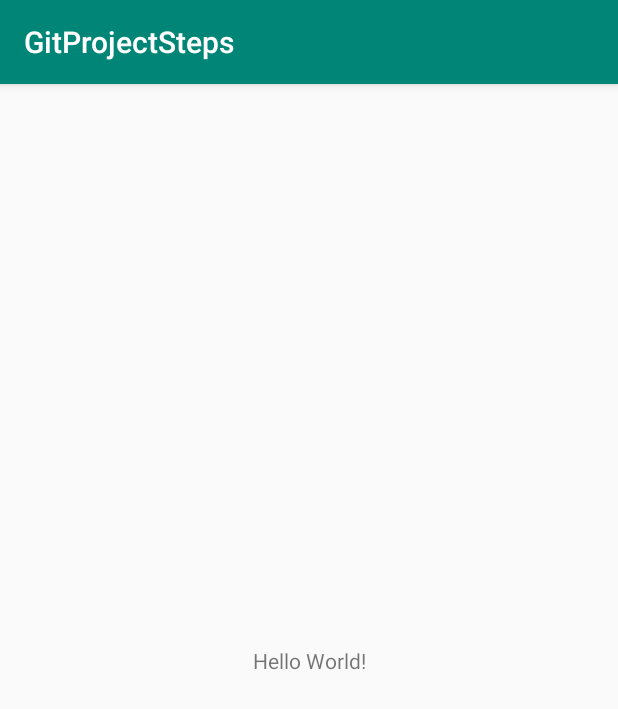
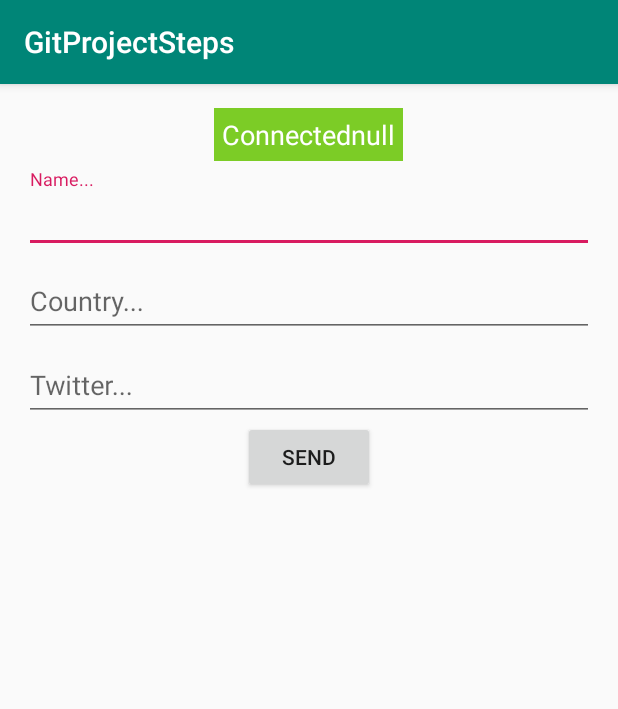
Before and after one commit to RoxanPopescu/GitProjectSteps, an Android app: the screen it shows after launch (MainActivity before the commit, SendPostJsonToServerMainActivity after it), on a phone screen of 412 x 824 dp. Shown: the top 709 px of the screen. Run offline under Robolectric (Android 15) with nearby library versions, the phone set to English and light mode, and no system bars.

Commit message:
Function: Send “POST” JSON Data to Server using HttpURLConnection and REST service

```diff
--- a/app/build.gradle
+++ b/app/build.gradle
@@ -4,7 +4,7 @@ android {
     compileSdkVersion 28
     defaultConfig {
         applicationId "ro.demo.castles.gitprojectsteps"
-        minSdkVersion 16
+        minSdkVersion 19
         targetSdkVersion 28
         versionCode 1
         versionName "1.0"
@@ -22,7 +22,11 @@ dependencies {
     implementation fileTree(dir: 'libs', include: ['*.jar'])
     implementation 'com.android.support:appcompat-v7:28.0.0'
     implementation 'com.android.support.constraint:constraint-layout:1.1.3'
+
+    //include Design Support Library to the dependencies,adds support for various material design components such as TextInputLayout
+    implementation 'com.android.support:design:28.0.0'
     testImplementation 'junit:junit:4.12'
     androidTestImplementation 'com.android.support.test:runner:1.0.2'
     androidTestImplementation 'com.android.support.test.espresso:espresso-core:3.0.2'
+    implementation 'com.android.support:support-v4:28.0.0'
 }
--- a/app/src/main/AndroidManifest.xml
+++ b/app/src/main/AndroidManifest.xml
@@ -1,6 +1,10 @@
 <?xml version="1.0" encoding="utf-8"?>
 <manifest xmlns:android="http://schemas.android.com/apk/res/android"
     package="ro.demo.castles.gitprojectsteps">
+
+    <uses-permission android:name="android.permission.INTERNET" />
+    <uses-permission android:name="android.permission.ACCESS_NETWORK_STATE" />
+
 
     <application
         android:allowBackup="true"
@@ -9,7 +13,7 @@
         android:roundIcon="@mipmap/ic_launcher_round"
         android:supportsRtl="true"
         android:theme="@style/AppTheme">
-        <activity android:name=".MainActivity">
+        <activity android:name=".SendPostJsonToServerMainActivity">
             <intent-filter>
                 <action android:name="android.intent.action.MAIN" />
 
--- /dev/null
+++ b/app/src/main/java/ro/demo/castles/gitprojectsteps/SendPostJsonToServerMainActivity.java
@@ -0,0 +1,169 @@
+package ro.demo.castles.gitprojectsteps;
+
+import android.content.Context;
+import android.net.ConnectivityManager;
+import android.net.NetworkInfo;
+import android.os.AsyncTask;
+import android.support.v7.app.AppCompatActivity;
+import android.os.Bundle;
+import android.util.Log;
+import android.view.View;
+import android.widget.EditText;
+import android.widget.TextView;
+import android.widget.Toast;
+
+import org.json.JSONException;
+import org.json.JSONObject;
+
+import java.io.BufferedWriter;
+import java.io.IOException;
+import java.io.OutputStream;
+import java.io.OutputStreamWriter;
+import java.net.HttpURLConnection;
+import java.net.URL;
+
+/*
+* Android | Send “POST” JSON Data to Server
+* HttpURLConnection client.
+* REST service http://hmkcode.appspot.com/jsonservlet
+*
+* In SendPostJsonToServerMainActivity we need to :
+* 1. check network connectivity
+* 2. create a separate thread to perform HTTP request using AsyncTask
+* 3. Build HTTP POST request
+*
+* Check link for results of post and log Info : http://hmkcode.appspot.com/post-json/index.html
+* */
+public class SendPostJsonToServerMainActivity extends AppCompatActivity {
+
+    TextView tvIsConnected;
+    EditText etName;
+    EditText etCountry;
+    EditText etTwitter;
+    TextView tvResult;
+
+
+    @Override
+    protected void onCreate(Bundle savedInstanceState) {
+        super.onCreate(savedInstanceState);
+        setContentView(R.layout.activity_main);
+
+        tvIsConnected = findViewById(R.id.tvIsConnected);
+        etName   = findViewById(R.id.etName);
+        etCountry= findViewById(R.id.etCountry);
+        etTwitter= findViewById(R.id.etTwitter);
+        tvResult = findViewById(R.id.tvResult);
+
+        checkNetworkConnection();
+
+    }
+    public void send(View view){
+        Toast.makeText(this,"Clicked",Toast.LENGTH_SHORT).show();
+
+        //perform HTTP POST request
+        if(checkNetworkConnection()){
+            new HTTPAsyncTask().execute("http://hmkcode.appspot.com/jsonservlet");
+        }else{
+            Toast.makeText(this,"Not Connected",Toast.LENGTH_SHORT).show();
+        }
+    }
+
+    public boolean checkNetworkConnection(){
+
+        ConnectivityManager connectivityManager =(ConnectivityManager) getSystemService(Context.CONNECTIVITY_SERVICE);
+        NetworkInfo networkInfo =  connectivityManager.getActiveNetworkInfo();
+        boolean isConnected = false;
+
+        if(networkInfo != null && (isConnected = networkInfo.isConnected())){
+            // show "Connected" & type of networks "Wifi or Mobile"
+            tvIsConnected.setText("Connected"+networkInfo.getTypeName());
+
+            //change background color to red
+            tvIsConnected.setBackgroundColor(0xFF7CCC26);
+        }else{
+            // show Not Connected
+            tvIsConnected.setText("Not Connected");
+
+            //change background color to green
+            tvIsConnected.setBackgroundColor(0xFFFF0000);
+        }
+
+        return isConnected;
+    }
+
+    private String httpPost(String myUrl) throws IOException,JSONException{
+
+        String result = "";
+        URL url = new URL(myUrl);
+
+        // 1. create the HttpURLConnection
+        HttpURLConnection conn = (HttpURLConnection) url.openConnection();
+        conn.setRequestMethod("POST");
+        conn.setRequestProperty("Content-Type","application/json; charset=utf-8");
+
+        //2. build JSON object
+        JSONObject jsonObject = buildJsonObject();
+
+        //3. add JSON content to POST request body
+        setPostRequestContent(conn,jsonObject);
+
+        //4. make POST request to the given URL
+        conn.connect();
+
+        //5. return response message
+
+        return  conn.getResponseMessage()+"";
+
+    }
+    private void setPostRequestContent(HttpURLConnection conn, JSONObject jsonObject) throws IOException{
+        OutputStream os = conn.getOutputStream();
+        BufferedWriter writer= new BufferedWriter(new OutputStreamWriter(os,"UTF-8"));
+        writer.write(jsonObject.toString());
+        Log.i(SendPostJsonToServerMainActivity.class.toString(),jsonObject.toString());
+        writer.flush();
+        writer.close();
+        os.close();
+
+    }
+
+    private JSONObject buildJsonObject() throws JSONException {
+
+        JSONObject jsonObject = new JSONObject();
+        jsonObject.accumulate("name",etName.getText().toString());
+        jsonObject.accumulate("country",etCountry.getText().toString());
+        jsonObject.accumulate("twitter",etTwitter.getText().toString());
+
+        return jsonObject;
+    }
+    //create a separate thread to perform HTTP request using AsyncTask
+    private class HTTPAsyncTask extends AsyncTask<String,Void,String> {
+
+        @Override
+        protected String doInBackground(String... urls) {
+            // params come from the execute() call: params[0] is the url
+
+            try {
+
+                try {
+                    return httpPost(urls[0]);
+                }catch (JSONException e) {
+                    e.printStackTrace();
+                    return "Error!";
+                }
+            }catch (IOException e) {
+                    return "Unable to retrieve web page. URL may be invalid.";
+            }
+        }
+
+
+
+        @Override
+        protected void onPostExecute(String result) {
+            tvResult.setText(result);
+
+        }
+    }
+
+
+
+}
--- a/app/src/main/res/layout/activity_main.xml
+++ b/app/src/main/res/layout/activity_main.xml
@@ -1,18 +1,80 @@
 <?xml version="1.0" encoding="utf-8"?>
-<android.support.constraint.ConstraintLayout xmlns:android="http://schemas.android.com/apk/res/android"
-    xmlns:app="http://schemas.android.com/apk/res-auto"
+<LinearLayout xmlns:android="http://schemas.android.com/apk/res/android"
     xmlns:tools="http://schemas.android.com/tools"
     android:layout_width="match_parent"
     android:layout_height="match_parent"
-    tools:context=".MainActivity">
+    android:orientation="vertical"
+    android:paddingLeft="@dimen/activity_horizontal_margin"
+    android:paddingTop="@dimen/activity_vertical_margin"
+    android:paddingRight="@dimen/activity_horizontal_margin"
+    android:paddingBottom="@dimen/activity_vertical_margin"
+    tools:context=".SendPostJsonToServerMainActivity">
 
     <TextView
+        android:id="@+id/tvIsConnected"
         android:layout_width="wrap_content"
         android:layout_height="wrap_content"
-        android:text="Hello World!"
-        app:layout_constraintBottom_toBottomOf="parent"
-        app:layout_constraintLeft_toLeftOf="parent"
-        app:layout_constraintRight_toRightOf="parent"
-        app:layout_constraintTop_toTopOf="parent" />
+        android:layout_gravity="center"
+        android:layout_marginBottom="5dp"
+        android:background="#FF0000"
+        android:padding="5dp"
+        android:text="@string/tv_is_connected"
+        android:textColor="#FFF"
+        android:textSize="18dp" />
 
-</android.support.constraint.ConstraintLayout>
+    <android.support.design.widget.TextInputLayout
+        android:id="@+id/tilName"
+        android:layout_width="fill_parent"
+        android:layout_height="wrap_content" >
+        <EditText
+            android:id="@+id/etName"
+            android:layout_width="fill_parent"
+            android:layout_height="wrap_content"
+            android:hint="@string/edittext_name"/>
+    </android.support.design.widget.TextInputLayout>
+
+    <android.support.design.widget.TextInputLayout
+        android:id="@+id/tilCountry"
+        android:layout_width="fill_parent"
+        android:layout_height="wrap_content">
+
+        <EditText
+            android:id="@+id/etCountry"
+            android:layout_width="fill_parent"
+            android:layout_height="wrap_content"
+            android:hint="@string/edittext_country"/>
+    </android.support.design.widget.TextInputLayout>
+
+
+    <android.support.design.widget.TextInputLayout
+        android:id="@+id/tilTwitter"
+        android:layout_width="fill_parent"
+        android:layout_height="wrap_content">
+
+        <EditText
+            android:id="@+id/etTwitter"
+            android:layout_width="fill_parent"
+            android:layout_height="wrap_content"
+            android:hint="@string/edittext_twitter"/>
+    </android.support.design.widget.TextInputLayout>
+
+    <Button
+        android:id="@+id/btnSend"
+        android:layout_width="wrap_content"
+        android:layout_height="wrap_content"
+        android:layout_gravity="center_horizontal"
+        android:text="@string/btn_send"
+        android:onClick="send" />
+
+    <TextView
+        android:id="@+id/tvResult"
+        android:layout_width="wrap_content"
+        android:layout_height="wrap_content"
+        android:layout_gravity="center"
+        android:textColor="#000"
+        android:textSize="18dp"
+        android:padding="5dp"
+        android:layout_marginBottom="5dp"
+        android:text=""/>
+
+</LinearLayout>
--- /dev/null
+++ b/app/src/main/res/values/dimens.xml
@@ -0,0 +1,5 @@
+<?xml version="1.0" encoding="utf-8"?>
+<resources>
+    <dimen name="activity_vertical_margin">16dp</dimen>
+    <dimen name="activity_horizontal_margin">16dp</dimen>
+</resources>
--- a/app/src/main/res/values/strings.xml
+++ b/app/src/main/res/values/strings.xml
@@ -1,3 +1,8 @@
 <resources>
     <string name="app_name">GitProjectSteps</string>
+    <string name="tv_is_connected">Is Connected ?</string>
+    <string name="edittext_name">Name...</string>
+    <string name="edittext_country">Country...</string>
+    <string name="edittext_twitter">Twitter...</string>
+    <string name="btn_send">Send</string>
 </resources>
```
